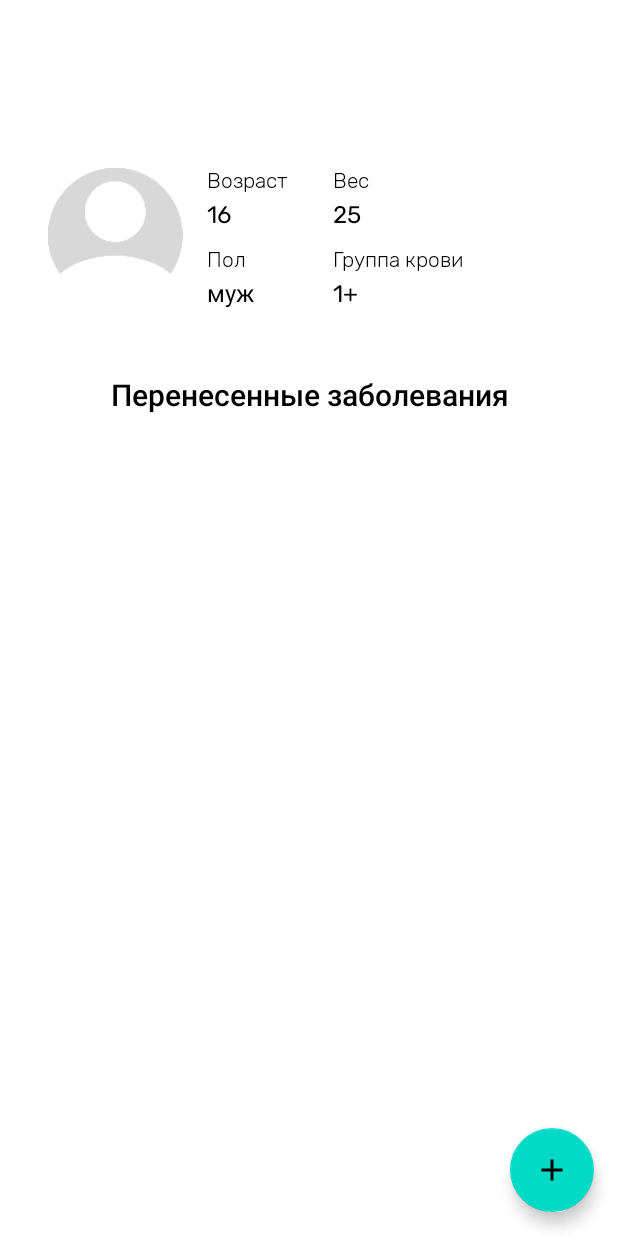
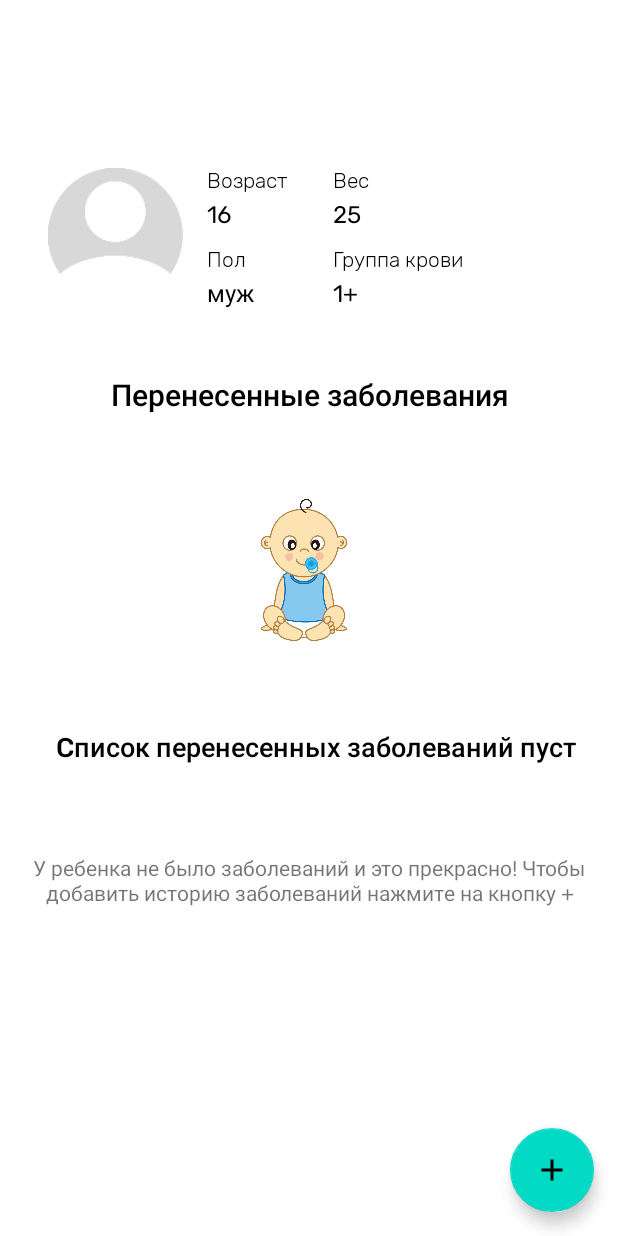
Before and after one commit to minionJerry/BabyMed, an Android app: the layout activity_medical_file.xml on its own in the app's theme, with its tools: preview values and no code run, on a phone screen of 412 x 824 dp. Run offline under Robolectric (Android 15) with nearby library versions, the phone set to English and light mode, and no system bars.

Commit message:
added animation to empty lists

```diff
--- a/app/build.gradle
+++ b/app/build.gradle
@@ -46,6 +46,7 @@ dependencies {
     def firebaseAuthVersion = "16.0.3"
     def firebaseStorageVersion = "16.0.1"
     def firebaseDatabaseVersion = "16.0.1"
+    def lottieVersion = "2.6.0-beta19"
 
     implementation fileTree(dir: 'libs', include: ['*.jar'])
     implementation "androidx.core:core-ktx:$support_version"
@@ -98,4 +99,5 @@ dependencies {
     implementation "com.google.firebase:firebase-auth:$firebaseAuthVersion"
     implementation "com.google.android.gms:play-services-auth:$playServicesVersion"
     implementation "com.google.firebase:firebase-storage:$firebaseStorageVersion"
+    implementation "com.airbnb.android:lottie:$lottieVersion"
 }
--- a/app/src/main/java/com/kanykeinu/babymed/view/childrenlist/BottomNavigationDialogFragment.kt
+++ b/app/src/main/java/com/kanykeinu/babymed/view/childrenlist/BottomNavigationDialogFragment.kt
@@ -6,6 +6,7 @@ import android.content.Intent
 import android.os.Bundle
 import androidx.recyclerview.widget.RecyclerView
 import android.view.LayoutInflater
+import android.view.MenuItem
 import android.view.View
 import android.view.ViewGroup
 import android.widget.FrameLayout
@@ -60,7 +61,6 @@ class BottomNavigationDialogFragment : BottomSheetDialogFragment() {
         }
     }
 
-
     private fun goToSignInScreen(){
         startActivity(Intent(context,SignInActivity::class.java))
         activity?.finish()
@@ -91,6 +91,5 @@ class BottomNavigationDialogFragment : BottomSheetDialogFragment() {
             fragment.arguments = args
             return fragment
         }
-
     }
 }
--- a/app/src/main/java/com/kanykeinu/babymed/view/childrenlist/ChildrenViewModel.kt
+++ b/app/src/main/java/com/kanykeinu/babymed/view/childrenlist/ChildrenViewModel.kt
@@ -34,7 +34,6 @@ class ChildrenViewModel @Inject constructor(private val babyMedRepository: BabyM
     }
 
     fun getChildrenList(){
-
         disposableObserver = object : DisposableObserver<List<Child>>(){
             override fun onComplete() {
             }
--- a/app/src/main/java/com/kanykeinu/babymed/view/singup/SignInActivity.kt
+++ b/app/src/main/java/com/kanykeinu/babymed/view/singup/SignInActivity.kt
@@ -76,7 +76,6 @@ class SignInActivity : BaseAuthActivity() {
 
         addEditChildViewModel.onChildrenDeletingComplete().observe(this, Observer { isSuccessfull ->
             if (isSuccessfull){
-                showSuccessToast("blabla")
                 goToChildrenList()
             }
         })
--- a/app/src/main/res/layout/activity_medical_file.xml
+++ b/app/src/main/res/layout/activity_medical_file.xml
@@ -191,6 +191,59 @@
         app:layout_constraintStart_toStartOf="parent"
         app:layout_constraintTop_toBottomOf="@+id/tvGender" />
 
+    <ImageView
+        android:id="@+id/emptyListImg"
+        android:layout_width="100dp"
+        android:layout_height="100dp"
+        android:layout_marginStart="8dp"
+        android:layout_marginEnd="8dp"
+        android:src="@drawable/child"
+        app:layout_constraintBottom_toBottomOf="@+id/recyclerIllnesses"
+        app:layout_constraintEnd_toEndOf="parent"
+        app:layout_constraintHorizontal_bias="0.488"
+        app:layout_constraintStart_toStartOf="parent"
+        app:layout_constraintTop_toTopOf="@+id/recyclerIllnesses"
+        app:layout_constraintVertical_bias="0.096" />
+
+    <TextView
+        android:id="@+id/emptyListIllnessesDescrip"
+        android:layout_width="0dp"
+        android:layout_height="wrap_content"
+        android:layout_marginStart="16dp"
+        android:layout_marginTop="8dp"
+        android:paddingStart="8dp"
+        android:paddingLeft="8dp"
+        android:layout_marginEnd="16dp"
+        android:layout_marginBottom="8dp"
+        android:fontFamily="@font/rubik_medium"
+        android:gravity="center"
+        android:text="@string/emptyIllnessesList"
+        android:textColor="@android:color/black"
+        android:textSize="18sp"
+        app:layout_constraintBottom_toBottomOf="@+id/recyclerIllnesses"
+        app:layout_constraintEnd_toEndOf="parent"
+        app:layout_constraintHorizontal_bias="0.0"
+        app:layout_constraintStart_toStartOf="parent"
+        app:layout_constraintTop_toBottomOf="@+id/emptyListImg"
+        app:layout_constraintVertical_bias="0.136" />
+
+    <TextView
+        android:id="@+id/emptyListIllnessesComment"
+        android:layout_width="0dp"
+        android:layout_height="wrap_content"
+        android:layout_marginStart="16dp"
+        android:layout_marginEnd="16dp"
+        android:layout_marginBottom="8dp"
+        android:fontFamily="@font/rubik"
+        android:gravity="center"
+        android:text="@string/emptyIllnessesListDescrip"
+        app:layout_constraintBottom_toBottomOf="@+id/recyclerIllnesses"
+        app:layout_constraintEnd_toEndOf="parent"
+        app:layout_constraintHorizontal_bias="0.0"
+        app:layout_constraintStart_toStartOf="parent"
+        app:layout_constraintTop_toBottomOf="@+id/emptyListIllnessesDescrip"
+        app:layout_constraintVertical_bias="0.21" />
+
 </androidx.constraintlayout.widget.ConstraintLayout>
 
     <com.google.android.material.floatingactionbutton.FloatingActionButton
--- a/app/src/main/res/layout/fragment_item_list_dialog.xml
+++ b/app/src/main/res/layout/fragment_item_list_dialog.xml
@@ -18,6 +18,7 @@
         app:layout_constraintHorizontal_bias="0.0"
         app:layout_constraintStart_toStartOf="parent"
         app:layout_constraintTop_toBottomOf="@+id/view2"
+        app:itemBackground="@drawable/bottom_sheet_dialog_selector"
         app:menu="@menu/bottom_nav_drawer_menu" />
 
     <TextView
--- a/app/src/main/res/layout/fragment_sort_list_dialog.xml
+++ b/app/src/main/res/layout/fragment_sort_list_dialog.xml
@@ -7,5 +7,6 @@
     android:layout_marginTop="4dp"
     android:layout_marginEnd="8dp"
     app:menu="@menu/bottom_sort_drawer_menu"
+    app:itemBackground="@drawable/bottom_sheet_dialog_selector"
     xmlns:android="http://schemas.android.com/apk/res/android"
     xmlns:app="http://schemas.android.com/apk/res-auto" />
--- a/app/src/main/res/values/strings.xml
+++ b/app/src/main/res/values/strings.xml
@@ -82,4 +82,8 @@
     <string name="blood_type_B_neg" translatable="false"> 3(B) Rh-</string>
     <string name="blood_type_AB_pos" translatable="false"> 4(AB) Rh+</string>
     <string name="blood_type_AB_neg" translatable="false"> 4(AB) Rh-</string>
+    <string name="nothing_here_but_me">Никого, кроме меня нет</string>
+    <string name="comment_to_empty_list">У вас еще нет детей в данном списке. Чтобы добавить ребенка нажмите на кнопку +</string>
+    <string name="emptyIllnessesListDescrip">У ребенка не было заболеваний и это прекрасно! Чтобы добавить историю заболеваний нажмите на кнопку +</string>
+    <string name="emptyIllnessesList">Cписок перенесенных заболеваний пуст</string>
 </resources>
--- a/build.gradle
+++ b/build.gradle
@@ -9,6 +9,7 @@ buildscript {
     dependencies {
         classpath 'com.android.tools.build:gradle:3.2.0-beta02'
         classpath "org.jetbrains.kotlin:kotlin-gradle-plugin:$kotlin_version"
+        classpath 'com.google.gms:google-services:4.0.1' // google-services plugin
 
         // NOTE: Do not place your application dependencies here; they belong
         // in the individual module build.gradle files
```
Also changed, not shown: app/src/main/java/com/kanykeinu/babymed/view/addeditchild/NewChildActivity.kt (+6 -10 lines), app/src/main/java/com/kanykeinu/babymed/view/childdetail/ChildDetailActivity.kt (+8 -1 lines), app/src/main/java/com/kanykeinu/babymed/view/childrenlist/ChildrenActivity.kt (+12 -3 lines), app/src/main/res/drawable/bottom_sheet_dialog_item_bg.xml (added, +7 -0 lines), app/src/main/res/drawable/bottom_sheet_dialog_selector.xml (added, +13 -0 lines), app/src/main/res/layout/activity_main.xml (+54 -10 lines), app/src/main/res/drawable/child.png (added), 1 other file.
